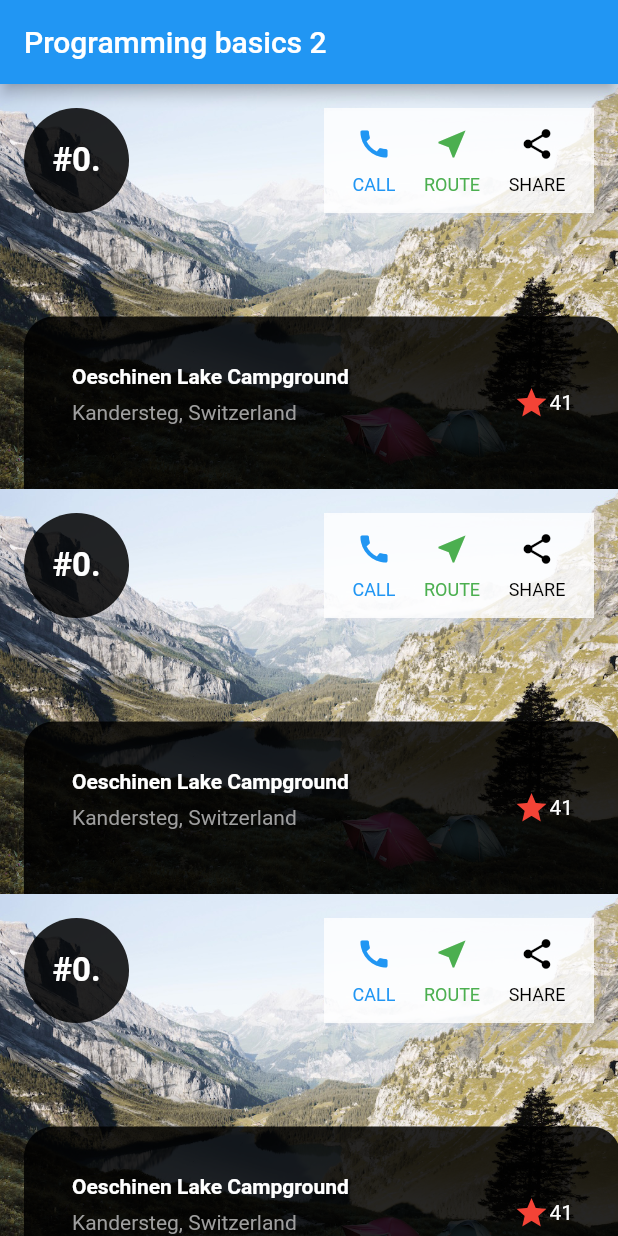
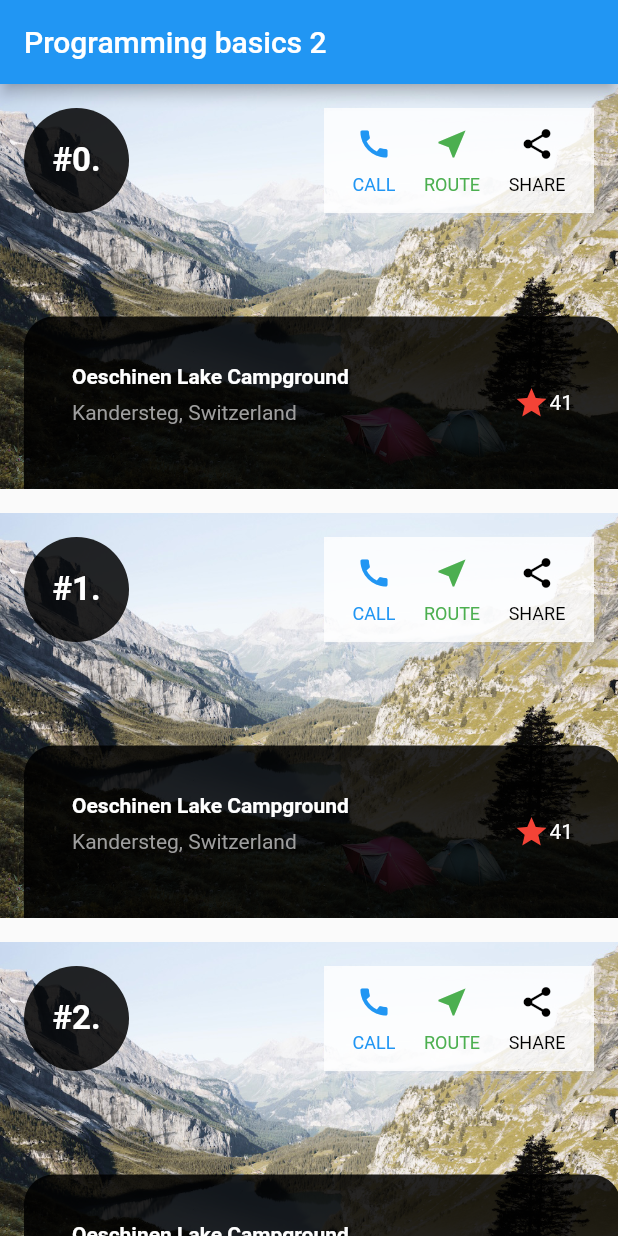
Before and after one commit to DjGaik/EK_Flutter, a Flutter app: the screen it shows after launch, on a phone screen of 412 x 824 dp. Run offline on Flutter 3.47's test engine with Material 2 defaults, Android fonts, the phone set to English and light mode, and no system bars.

Commit message:
make index changeable, set bottom padding

```diff
--- a/lib/main.dart
+++ b/lib/main.dart
@@ -7,25 +7,6 @@ class MyApp extends StatelessWidget {
 
   @override
   Widget build(BuildContext context) {
-
-    Widget sectionNumber = Container(
-      width: 70,
-      height: 70,
-      decoration: const BoxDecoration(
-        color: Color.fromRGBO(0, 0, 0, 0.85),
-        shape: BoxShape.circle,
-      ),
-      child: const Center(
-        child: Text(
-          '#0.',
-          style: TextStyle(
-            fontSize: 22,
-            fontWeight: FontWeight.w600,
-            color: Colors.white,
-          ),
-        ),
-      ),
-    );
 
     Widget buttonSection =  Container(
       width: 180,
@@ -115,8 +96,10 @@ class MyApp extends StatelessWidget {
           title: const Text('Programming basics 2'),
         ),
         body: ListView(
-          children: List.generate(3, (index) {
-            return Stack(
+          children: List.generate(5, (index) {
+            return Padding(
+              padding: const EdgeInsets.only(bottom: 16),
+              child: Stack(
                 children: [
                   Image.asset(
                     'images/lake.jpg',
@@ -127,7 +110,28 @@ class MyApp extends StatelessWidget {
                   Positioned(
                     top: 16,
                     left: 16,
-                  child: sectionNumber,
+                    child: Column(
+                      children: [
+                      Container(
+                        width: 70,
+                        height: 70,
+                        decoration: const BoxDecoration(
+                          color: Color.fromRGBO(0, 0, 0, 0.85),
+                          shape: BoxShape.circle,
+                        ),
+                        child: Center(
+                          child: Text(
+                            '#$index.',
+                            style: const TextStyle(
+                              fontSize: 22,
+                              fontWeight: FontWeight.w600,
+                              color: Colors.white,
+                            ),
+                          ),
+                        ),
+                      ),
+                      ],
+                    ),
                   ),
                   Positioned(
                     top: 16,
@@ -139,6 +143,7 @@ class MyApp extends StatelessWidget {
                     child: titleSection,
                   ),
                 ],
+              ),
             );
           }
           ),
```
Lines whose indentation alone changed are shown as unchanged.
